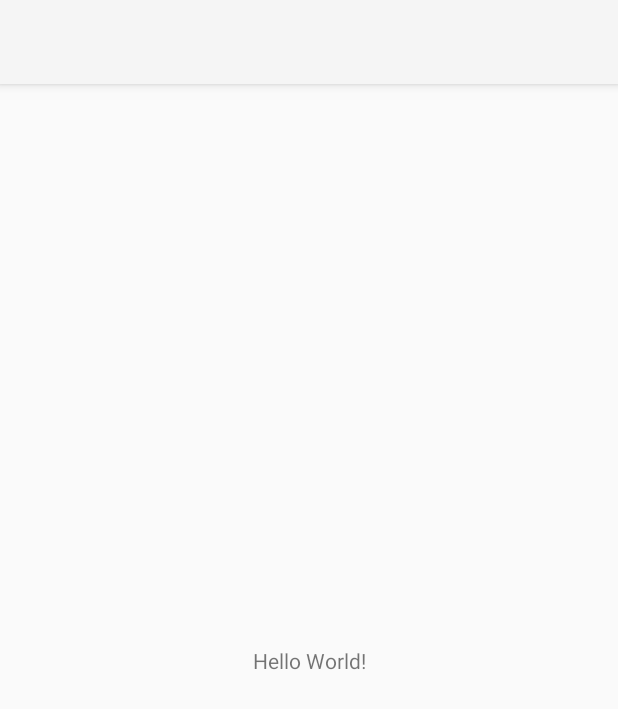
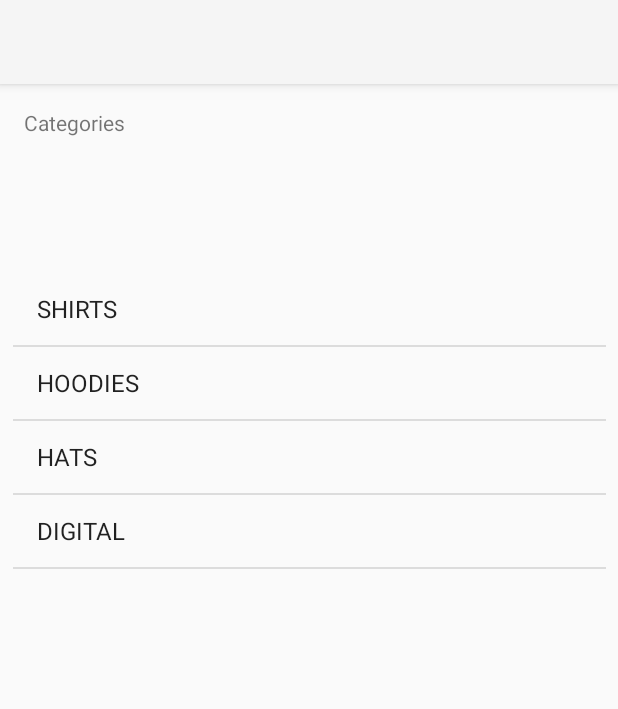
Before and after one commit to eGlowy/coderSwag, an Android app: the screen it shows after launch (MainActivity), on a phone screen of 412 x 824 dp. Shown: the top 709 px of the screen. Run offline under Robolectric (Android 15) with nearby library versions, the phone set to English and light mode, and no system bars.

Commit message:
Lesson 02

```diff
--- a/app/src/main/java/com/example/edgarsc/Controller/MainActivity.kt
+++ b/app/src/main/java/com/example/edgarsc/Controller/MainActivity.kt
@@ -2,12 +2,25 @@ package com.example.edgarsc.Controller
 
 import android.support.v7.app.AppCompatActivity
 import android.os.Bundle
+import android.widget.ArrayAdapter
+import com.example.edgarsc.Model.Category
 import com.example.edgarsc.R
+import com.example.edgarsc.Services.DataService
+import kotlinx.android.synthetic.main.activity_main.*
 
 class MainActivity : AppCompatActivity() {
+
+    //middle man pa vidu list view un datiem
+    lateinit var adapter : ArrayAdapter<Category>
 
     override fun onCreate(savedInstanceState: Bundle?) {
         super.onCreate(savedInstanceState)
         setContentView(R.layout.activity_main)
+
+        adapter = ArrayAdapter(this,
+            android.R.layout.simple_list_item_1,
+            DataService.categories)
+
+        categoryListView.adapter = adapter
     }
 }
--- a/app/src/main/java/com/example/edgarsc/Model/Category.kt
+++ b/app/src/main/java/com/example/edgarsc/Model/Category.kt
@@ -1,3 +1,7 @@
 package com.example.edgarsc.Model
 
-class Category(val title:String, val image:String)
+class Category(val title:String, val image:String) {
+    override fun toString(): String {
+        return title
+    }
+}
--- a/app/src/main/res/layout/activity_main.xml
+++ b/app/src/main/res/layout/activity_main.xml
@@ -10,10 +10,16 @@
     <TextView
             android:layout_width="wrap_content"
             android:layout_height="wrap_content"
-            android:text="Hello World!"
-            app:layout_constraintBottom_toBottomOf="parent"
+            android:text="Categories"
             app:layout_constraintLeft_toLeftOf="parent"
-            app:layout_constraintRight_toRightOf="parent"
-            app:layout_constraintTop_toTopOf="parent"/>
+            app:layout_constraintTop_toTopOf="parent"
+            android:layout_marginTop="16dp" android:layout_marginLeft="16dp" android:id="@+id/textView"/>
+    <ListView
+            android:layout_width="395dp"
+            android:layout_height="552dp" android:layout_marginTop="16dp"
+            app:layout_constraintTop_toBottomOf="@+id/textView" app:layout_constraintStart_toStartOf="parent"
+            android:layout_marginStart="16dp" app:layout_constraintEnd_toEndOf="parent" android:layout_marginEnd="16dp"
+            android:layout_marginBottom="16dp" app:layout_constraintBottom_toBottomOf="parent"
+            android:id="@+id/categoryListView"/>
 
 </android.support.constraint.ConstraintLayout>
```
Also changed, not shown: app/src/main/res/layout/category_list_item.xml (added, +24 -0 lines).
